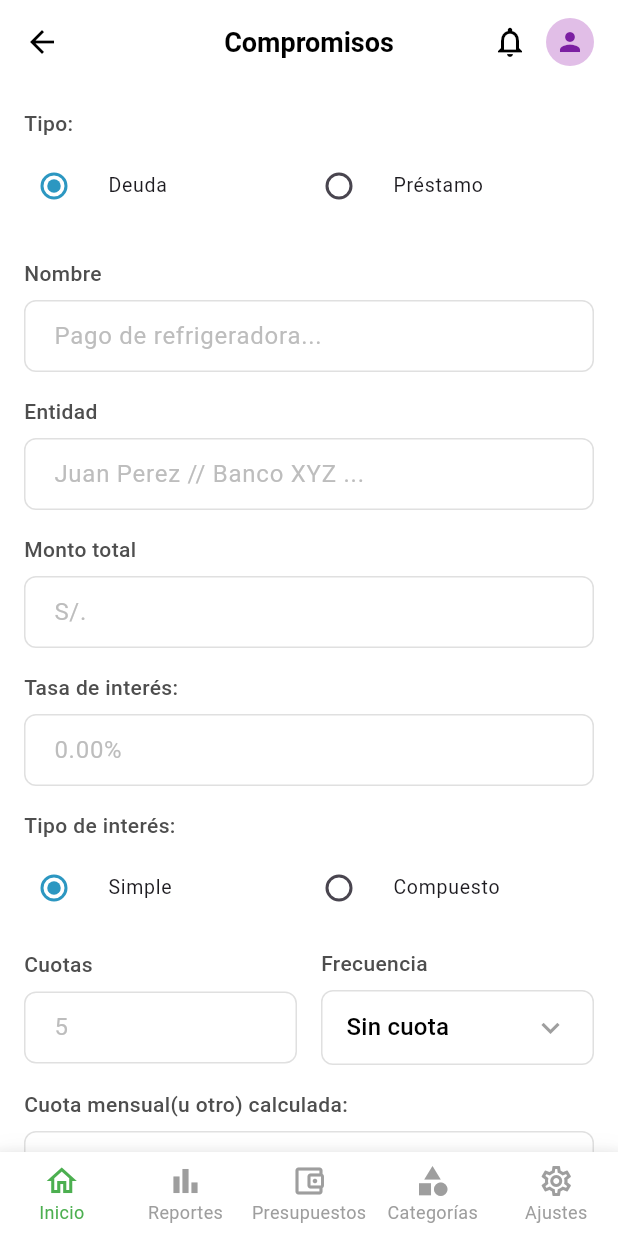
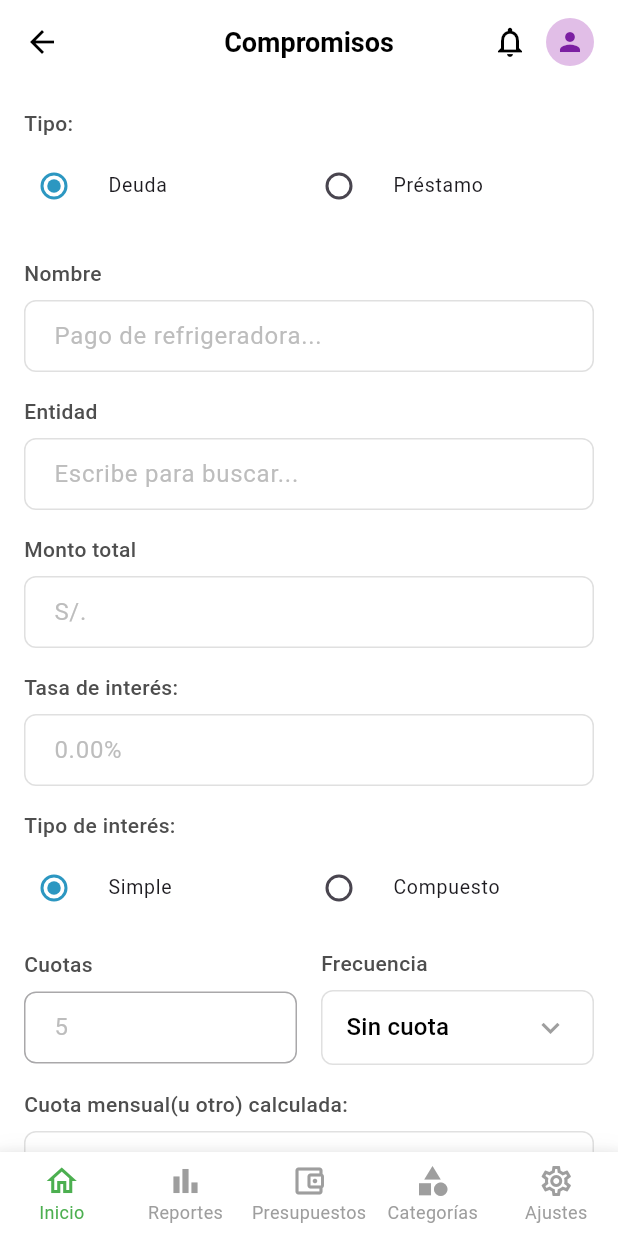
Before and after one commit to edwardqs/app_muchuktec, a Flutter app: the CompromisesCreateScreen screen opened by its route, on a phone screen of 412 x 824 dp. Run offline on Flutter 3.47's test engine with Material 3 defaults, Android fonts, the phone set to English and light mode, and no system bars; our stand-ins replace shared_preferences; accounts and stored records are empty; network calls fail.

```diff
--- a/lib/screens/compromises_create_screen.dart
+++ b/lib/screens/compromises_create_screen.dart
@@ -29,16 +29,24 @@ class _CompromisesCreateScreenState extends State<CompromisesCreateScreen> {
 
   bool isLoading = false;
   String? _accessToken;
+  int? _idCuenta;
+
+  List<Map<String, dynamic>> _terceros = [];
+  int? _selectedTerceroId;
+
 
   @override
   void initState() {
     super.initState();
-    _loadAccessToken();
+    _loadAccessToken().then((_) {
+      _loadTerceros();
+    });
   }
 
   Future<void> _loadAccessToken() async {
     final prefs = await SharedPreferences.getInstance();
     _accessToken = prefs.getString('accessToken');
+    _idCuenta = prefs.getInt('idCuenta');
     if (_accessToken == null) {
       if (!mounted) return;
       ScaffoldMessenger.of(context).showSnackBar(
@@ -46,6 +54,31 @@ class _CompromisesCreateScreenState extends State<CompromisesCreateScreen> {
       );
     }
   }
+
+  Future<void> _loadTerceros() async {
+    if (_accessToken == null) return;
+    try {
+      final response = await http.get(
+        Uri.parse('$apiUrl/terceros'),
+        headers: {
+          'Authorization': 'Bearer $_accessToken',
+          'Accept': 'application/json',
+        },
+      );
+
+      if (response.statusCode == 200) {
+        final List data = json.decode(response.body);
+        setState(() {
+          _terceros = List<Map<String, dynamic>>.from(data);
+        });
+      } else {
+        print("Error al cargar terceros: ${response.body}");
+      }
+    } catch (e) {
+      print("Excepción cargando terceros: $e");
+    }
+  }
+
 
   // Método para seleccionar la fecha
   Future<void> _selectDate() async {
@@ -143,7 +176,7 @@ class _CompromisesCreateScreenState extends State<CompromisesCreateScreen> {
 
   // Método para guardar el compromiso (llama a la API)
   void _saveCompromise() async {
-    if (_accessToken == null) {
+    if (_accessToken == null || _idCuenta == null) {
       if (!mounted) return;
       ScaffoldMessenger.of(context).showSnackBar(
         const SnackBar(content: Text('Error: No se encontró el token de acceso.'), backgroundColor: Colors.red),
@@ -151,11 +184,40 @@ class _CompromisesCreateScreenState extends State<CompromisesCreateScreen> {
       return;
     }
 
+    // Calcular fecha de término en base a frecuencia y cuotas
+    DateTime? fechaTermino;
+    int cuotas = int.parse(_installmentsController.text.isEmpty ? '0' : _installmentsController.text);
+
+    if (_selectedFrequencyText == 'Sin cuota') {
+      fechaTermino = null;
+    } else if (cuotas > 0) {
+      switch (_selectedFrequencyText) {
+        case 'S': // Semanal
+          fechaTermino = _startDate!.add(Duration(days: 7 * cuotas));
+          break;
+        case 'M': // Mensual
+          fechaTermino = DateTime(
+            _startDate!.year,
+            _startDate!.month + cuotas,
+            _startDate!.day,
+          );
+          break;
+        case 'A': // Anual
+          fechaTermino = DateTime(
+            _startDate!.year + cuotas,
+            _startDate!.month,
+            _startDate!.day,
+          );
+          break;
+      }
+    }
+
+
     final body = {
-      'idcuenta': 1,
+      'idcuenta': _idCuenta,
       'tipo_compromiso': _selectedType,
       'nombre': _nameController.text,
-      'idtercero': _entityController.text,
+      'idtercero': _selectedTerceroId,
       'monto_total': double.parse(_amountController.text),
       'tasa_interes': double.parse(_interestRateController.text.isEmpty ? '0.0' : _interestRateController.text),
       'tipo_interes': _interestType,
@@ -163,6 +225,8 @@ class _CompromisesCreateScreenState extends State<CompromisesCreateScreen> {
       'idfrecuencia': _selectedFrequencyId,
       'monto_cuota': double.parse(_calculatedAmountController.text.isEmpty ? '0.0' : _calculatedAmountController.text),
       'fecha_inicio': _startDate!.toIso8601String().split('T')[0],
+      'fecha_termino': fechaTermino != null ? fechaTermino.toIso8601String().split('T')[0] : null,
+      'estado': 'Pendiente', // valor inicial por defecto
     };
 
     setState(() {
@@ -287,12 +351,9 @@ class _CompromisesCreateScreenState extends State<CompromisesCreateScreen> {
             const SizedBox(height: 16),
 
             // Campo Entidad
-            _buildLabeledTextField(
-              label: 'Entidad',
-              hint: 'Juan Perez // Banco XYZ ...',
-              controller: _entityController,
-            ),
+            _buildEntidadField(),
             const SizedBox(height: 16),
+
 
             // Campo Monto total
             _buildLabeledTextField(
@@ -329,6 +390,7 @@ class _CompromisesCreateScreenState extends State<CompromisesCreateScreen> {
                     hint: '5',
                     controller: _installmentsController,
                     keyboardType: TextInputType.number,
+                    enabled: _selectedFrequencyText != 'Sin cuota',
                   ),
                 ),
                 const SizedBox(width: 16),
@@ -392,6 +454,7 @@ class _CompromisesCreateScreenState extends State<CompromisesCreateScreen> {
     required String hint,
     required TextEditingController controller,
     TextInputType keyboardType = TextInputType.text,
+    bool enabled = true, // <--- nuevo
   }) {
     return Column(
       crossAxisAlignment: CrossAxisAlignment.start,
@@ -408,6 +471,7 @@ class _CompromisesCreateScreenState extends State<CompromisesCreateScreen> {
         TextField(
           controller: controller,
           keyboardType: keyboardType,
+          enabled: enabled,
           decoration: InputDecoration(
             hintText: hint,
             hintStyle: TextStyle(color: Colors.grey[400]),
@@ -431,6 +495,72 @@ class _CompromisesCreateScreenState extends State<CompromisesCreateScreen> {
       ],
     );
   }
+
+  // ====================== CAMPO ENTIDAD (TERCERO) ======================
+  Widget _buildEntidadField() {
+    return Column(
+      crossAxisAlignment: CrossAxisAlignment.start,
+      children: [
+        const Text(
+          'Entidad',
+          style: TextStyle(
+            fontSize: 14,
+            color: Color.fromARGB(255, 78, 78, 78),
+            fontWeight: FontWeight.w500,
+          ),
+        ),
+        const SizedBox(height: 8),
+        Autocomplete<Map<String, dynamic>>(
+          optionsBuilder: (TextEditingValue textEditingValue) {
+            if (textEditingValue.text.isEmpty) {
+              return const Iterable<Map<String, dynamic>>.empty();
+            }
+            return _terceros.where((tercero) =>
+                tercero['nombre']
+                    .toLowerCase()
+                    .contains(textEditingValue.text.toLowerCase()));
+          },
+          displayStringForOption: (option) => option['nombre'],
+          fieldViewBuilder:
+              (context, controller, focusNode, onFieldSubmitted) {
+            controller.text = _entityController.text;
+            return TextField(
+              controller: controller,
+              focusNode: focusNode,
+              decoration: InputDecoration(
+                hintText: 'Escribe para buscar...',
+                hintStyle: TextStyle(color: Colors.grey[400]),
+                filled: true,
+                fillColor: Colors.white,
+                border: OutlineInputBorder(
+                  borderRadius: BorderRadius.circular(8),
+                  borderSide: BorderSide(color: Colors.grey[300]!),
+                ),
+                enabledBorder: OutlineInputBorder(
+                  borderRadius: BorderRadius.circular(8),
+                  borderSide: BorderSide(color: Colors.grey[300]!),
+                ),
+                focusedBorder: OutlineInputBorder(
+                  borderRadius: BorderRadius.circular(8),
+                  borderSide:
+                  const BorderSide(color: Colors.orange, width: 2),
+                ),
+                contentPadding: const EdgeInsets.symmetric(
+                    horizontal: 16, vertical: 12),
+              ),
+            );
+          },
+          onSelected: (Map<String, dynamic> selection) {
+            setState(() {
+              _selectedTerceroId = selection['id'];
+              _entityController.text = selection['nombre'];
+            });
+          },
+        ),
+      ],
+    );
+  }
+
 
   Widget _buildDateField({
     required String label,
@@ -569,6 +699,10 @@ class _CompromisesCreateScreenState extends State<CompromisesCreateScreen> {
                 setState(() {
                   _selectedFrequencyText = newValue!;
                   _selectedFrequencyId = frequencyMap[newValue];
+
+                  if (_selectedFrequencyText == 'Sin cuota') {
+                    _installmentsController.text = '0'; // siempre 0
+                  }
                 });
               },
             ),
--- a/pubspec.yaml
+++ b/pubspec.yaml
@@ -28,6 +28,7 @@ environment:
 # the latest version available on pub.dev. To see which dependencies have newer
 # versions available, run `flutter pub outdated`.
 dependencies:
+  flutter_typeahead: ^5.2.0
   flutter:
     sdk: flutter
   http: ^1.1.0
```
Also changed, not shown: pubspec.lock.
